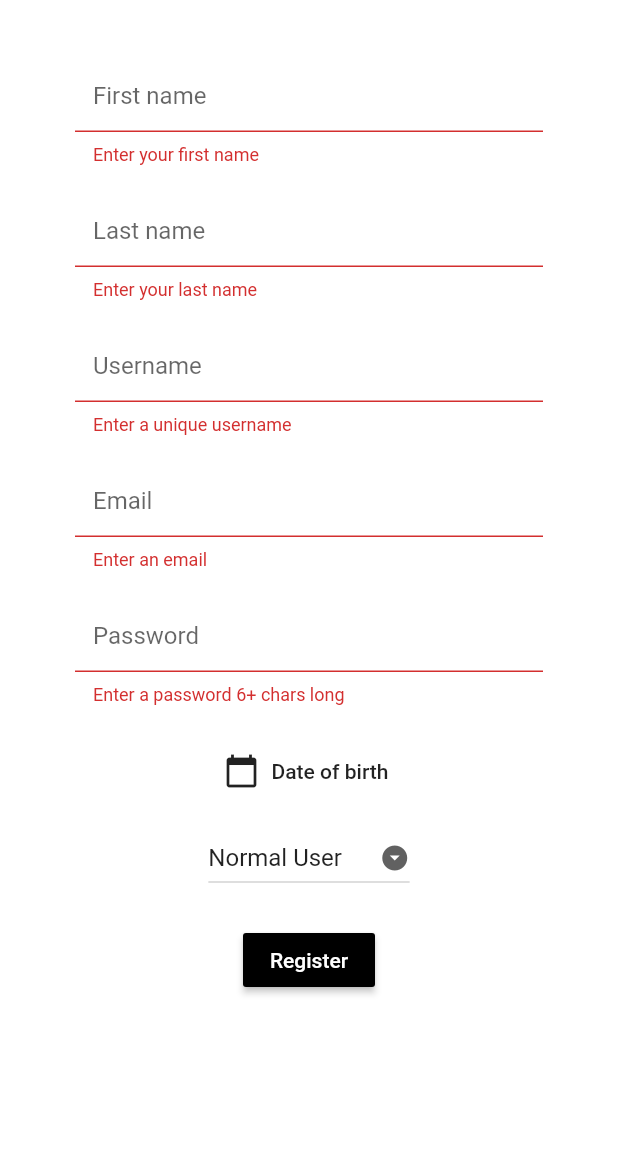
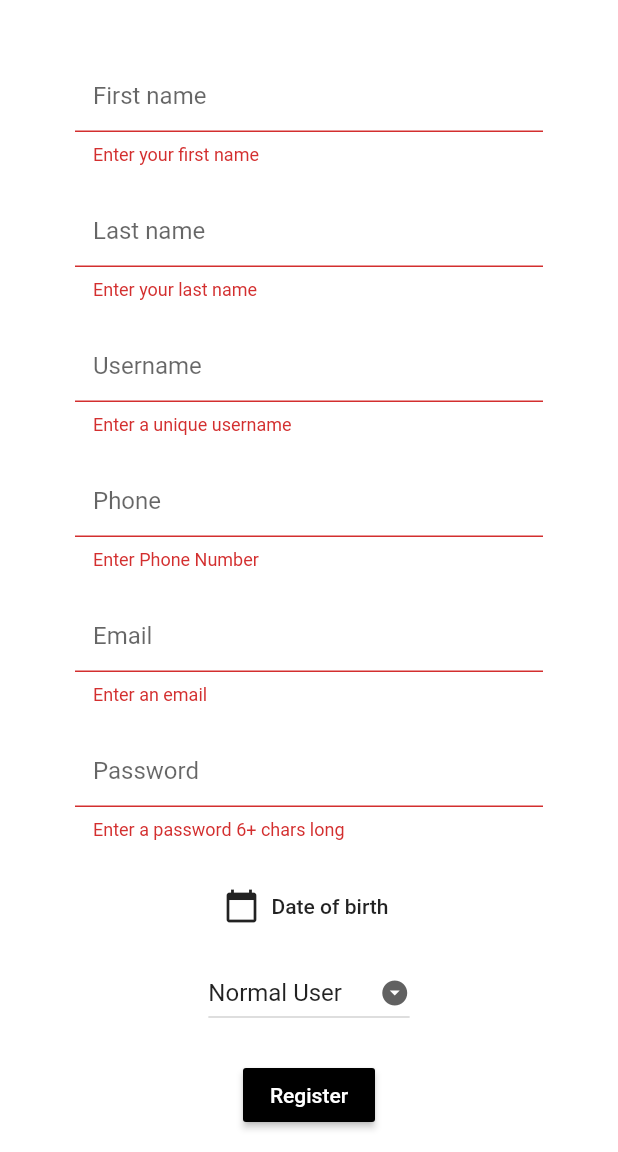
Before and after one commit to PeterGeorgee/BookingApp, a Flutter app: the Registration screen opened directly with empty values, after a tap on "Register", on a phone screen of 412 x 824 dp, the part 84-1236 px from its top. Run offline on Flutter 3.47's test engine with Material 2 defaults, Android fonts, the phone set to English and light mode, and no system bars; our stand-ins replace carousel_slider, cloud_firestore, firebase_auth, firebase_core, flutter_spinkit; accounts and stored records are empty.

Commit message:
Add files via upload

```diff
--- a/lib/screens/authentication/registration.dart
+++ b/lib/screens/authentication/registration.dart
@@ -3,7 +3,8 @@ import 'package:booking_app/screens/shared/loading.dart';
 import 'package:booking_app/services/auth.dart';
 import 'package:flutter/material.dart';
 
-class Registration extends StatefulWidget {
+class Registration extends StatefulWidget
+{
   final Function toggleView;
   Registration({required this.toggleView});
 
@@ -25,6 +26,7 @@ class _RegistrationState extends State<Registration> {
   DateTime dateofbirth=DateTime.now();
   String userType='Normal User ';
   String error='';
+  String phonenumber='';
 
   @override
   Widget build(BuildContext context) {
@@ -74,6 +76,16 @@ class _RegistrationState extends State<Registration> {
                 ),
                 SizedBox(height: 20.0,),
                 TextFormField(
+                  decoration: textInputDecoration.copyWith(hintText: 'Phone'),
+                  validator: (val)=>val!.isEmpty?'Enter Phone Number':null,
+                  onChanged: (val){
+                    setState(() {
+                      phonenumber=val;
+                    });
+                  },
+                ),
+                SizedBox(height: 20.0,),
+                TextFormField(
                   decoration: textInputDecoration.copyWith(hintText: 'Email'),
                   validator: (val)=>val!.isEmpty?'Enter an email':null,
                   onChanged: (val){
@@ -93,6 +105,7 @@ class _RegistrationState extends State<Registration> {
                     });
                   },
                 ),
+
                 SizedBox(height: 20.0,),
                 FlatButton.icon(
                   icon: Icon(Icons.calendar_today),
@@ -130,7 +143,12 @@ class _RegistrationState extends State<Registration> {
                       setState(() {
                         loading=true;
                       });
-                      dynamic result=await _auth.registerWithEmailAndPassword(email, password);
+                      bool isnormal=false;
+                      if(userType=='Normal User')
+                        {
+                          isnormal=true;
+                        }
+                      dynamic result=await _auth.registerWithEmailAndPassword(email, password,firstName,lastName,username,isnormal,phonenumber);
                       if(result==null){
                         setState(() {
                           error='Please enter a valid email address';
```
